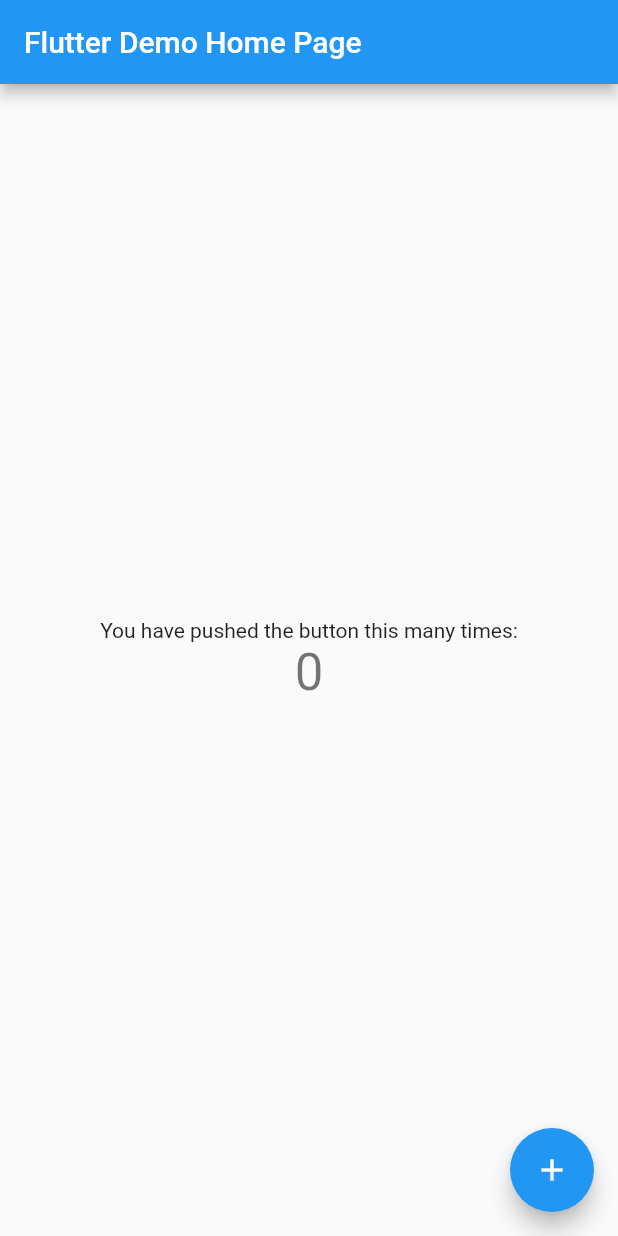
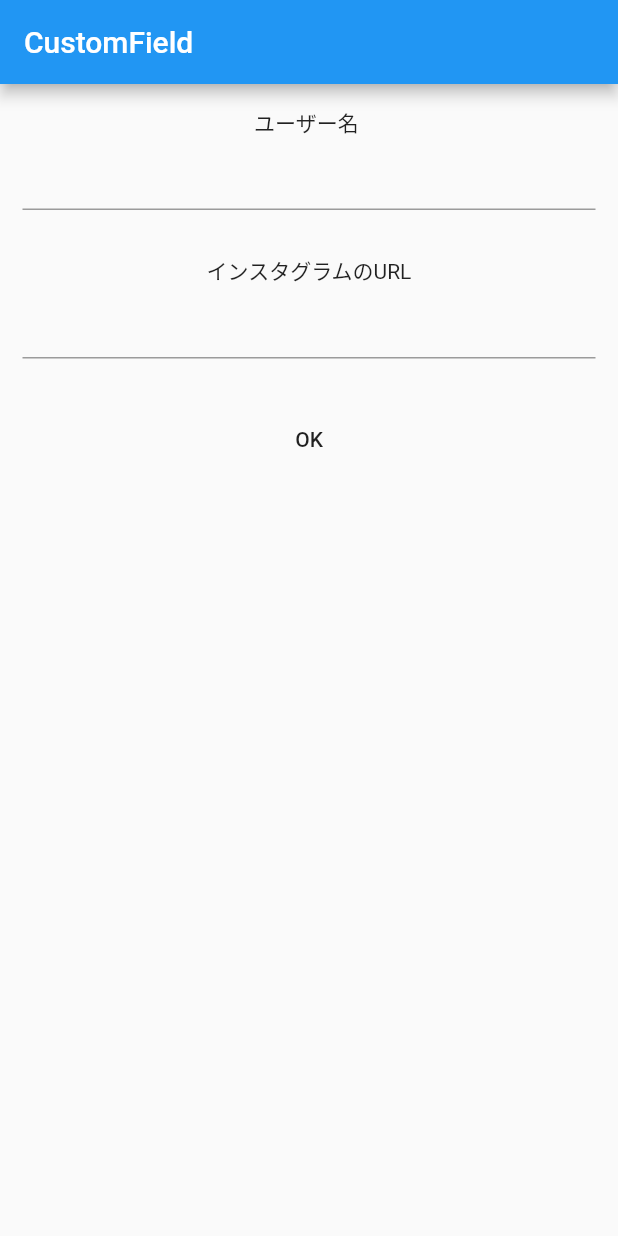
Before and after one commit to yasui-kohei/custom_validator, a Flutter app: the screen it shows after launch, on a phone screen of 412 x 824 dp. Run offline on Flutter 3.47's test engine with Material 2 defaults, Android fonts, the phone set to English and light mode, and no system bars; our stand-ins replace form_field_validator.

Commit message:
入力フォームの作成
さんや

```diff
--- /dev/null
+++ b/lib/form_field_widget.dart
@@ -0,0 +1,69 @@
+import 'package:custom_validator/success.dart';
+import 'package:custom_validator/validators/custom_validators.dart';
+import 'package:flutter/material.dart';
+
+class FormFieldWidget extends StatefulWidget {
+  const FormFieldWidget({Key? key}) : super(key: key);
+
+  @override
+  _FormFieldWidgetState createState() => _FormFieldWidgetState();
+}
+
+class _FormFieldWidgetState extends State<FormFieldWidget> {
+  @override
+  Widget build(BuildContext context) {
+    const key = GlobalObjectKey<FormState>('FORM_KEY');
+
+    /// ユーザー名のTextEditingController
+    TextEditingController userNameController = TextEditingController();
+
+    /// インスタグラムURLのTextEditingController
+    TextEditingController instagramUrlController = TextEditingController();
+    return Form(
+      key: key,
+      child: Padding(
+        padding: const EdgeInsets.all(15.0),
+        child: Column(
+          children: [
+            /// 名前のテキストフォーム
+            const Text('ユーザー名 '),
+            TextFormField(
+              controller: userNameController,
+              validator: nameValidator,
+              decoration: const InputDecoration(
+                errorMaxLines: 3,
+              ),
+            ),
+            const SizedBox(height: 30),
+
+            /// インスタグラムURLの入力フォーム
+            const Text('インスタグラムのURL'),
+            TextFormField(
+              controller: instagramUrlController,
+              validator: instagramValidator,
+              decoration: const InputDecoration(
+                errorMaxLines: 3,
+              ),
+            ),
+            const SizedBox(height: 30),
+
+            /// 決定ボタン
+            MaterialButton(
+              onPressed: () {
+                if (key.currentState!.validate()) {
+                  // フォームの入力値が正しかった場合成功画面に遷移する。
+                  Navigator.push(context,
+                    MaterialPageRoute(builder: (context) => const SuccessScreen())
+                  );
+                }
+              },
+              child: const Text(
+                'OK',
+              ),
+            ),
+          ],
+        ),
+      ),
+    );
+  }
+}
--- a/lib/main.dart
+++ b/lib/main.dart
@@ -1,3 +1,4 @@
+import 'package:custom_validator/form_field_widget.dart';
 import 'package:flutter/material.dart';
 
 void main() {
@@ -24,7 +25,7 @@
         // is not restarted.
         primarySwatch: Colors.blue,
       ),
-      home: const MyHomePage(title: 'Flutter Demo Home Page'),
+      home: const MyHomePage(title: 'CustomField'),
     );
   }
 }
@@ -63,52 +64,13 @@
 
   @override
   Widget build(BuildContext context) {
-    // This method is rerun every time setState is called, for instance as done
-    // by the _incrementCounter method above.
-    //
-    // The Flutter framework has been optimized to make rerunning build methods
-    // fast, so that you can just rebuild anything that needs updating rather
-    // than having to individually change instances of widgets.
     return Scaffold(
       appBar: AppBar(
-        // Here we take the value from the MyHomePage object that was created by
-        // the App.build method, and use it to set our appbar title.
         title: Text(widget.title),
       ),
-      body: Center(
-        // Center is a layout widget. It takes a single child and positions it
-        // in the middle of the parent.
-        child: Column(
-          // Column is also a layout widget. It takes a list of children and
-          // arranges them vertically. By default, it sizes itself to fit its
-          // children horizontally, and tries to be as tall as its parent.
-          //
-          // Invoke "debug painting" (press "p" in the console, choose the
-          // "Toggle Debug Paint" action from the Flutter Inspector in Android
-          // Studio, or the "Toggle Debug Paint" command in Visual Studio Code)
-          // to see the wireframe for each widget.
-          //
-          // Column has various properties to control how it sizes itself and
-          // how it positions its children. Here we use mainAxisAlignment to
-          // center the children vertically; the main axis here is the vertical
-          // axis because Columns are vertical (the cross axis would be
-          // horizontal).
-          mainAxisAlignment: MainAxisAlignment.center,
-          children: <Widget>[
-            const Text(
-              'You have pushed the button this many times:',
-            ),
-            Text(
-              '$_counter',
-              style: Theme.of(context).textTheme.headline4,
-            ),
-          ],
-        ),
-      ),
-      floatingActionButton: FloatingActionButton(
-        onPressed: _incrementCounter,
-        tooltip: 'Increment',
-        child: const Icon(Icons.add),
+      body: const Align(
+        alignment: Alignment.centerLeft,
+        child: FormFieldWidget(),
       ), // This trailing comma makes auto-formatting nicer for build methods.
     );
   }
--- /dev/null
+++ b/lib/success.dart
@@ -0,0 +1,12 @@
+import 'package:flutter/material.dart';
+
+class SuccessScreen extends StatelessWidget {
+  const SuccessScreen({Key? key}) : super(key: key);
+
+  @override
+  Widget build(BuildContext context) {
+    return const Center(
+      child: Text('成功!!'),
+    );
+  }
+}
```
